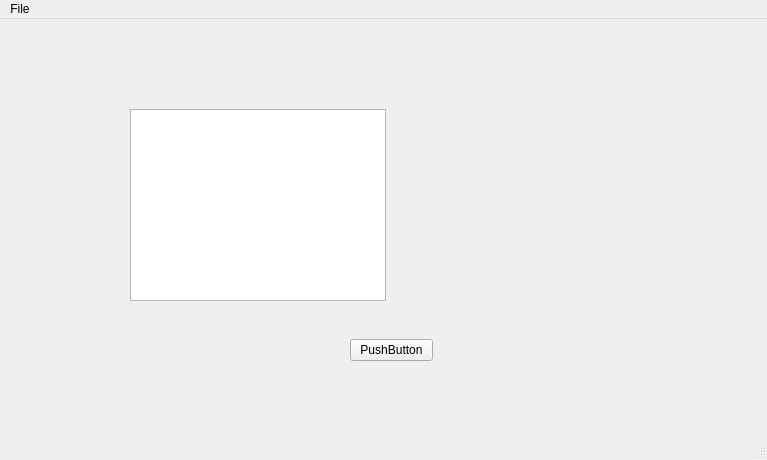
This is src/ui/mainwindow.ui in devfabiosilva/Solda as Qt 5 draws it before an edit. The edited form follows.
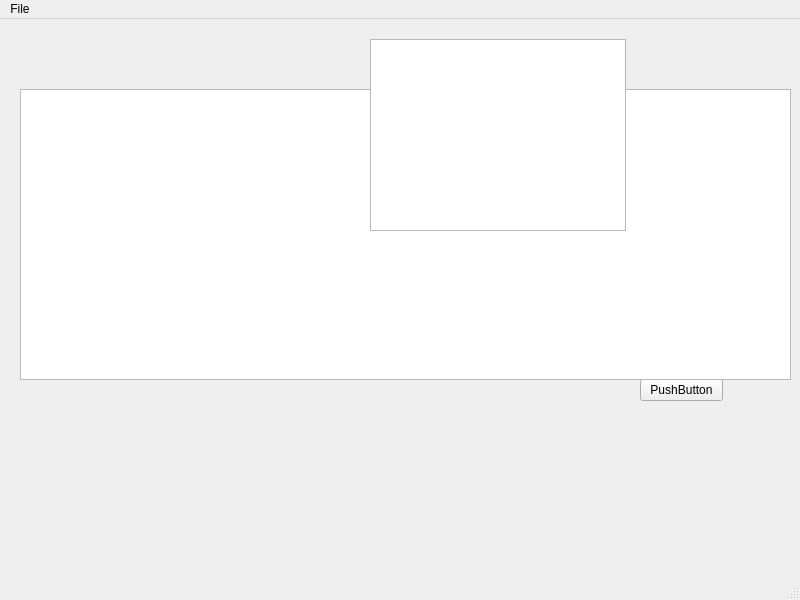
This is the edited form.

The edit to the form file:
```diff
--- a/src/ui/mainwindow.ui
+++ b/src/ui/mainwindow.ui
@@ -6,8 +6,8 @@
    <rect>
     <x>0</x>
     <y>0</y>
-    <width>767</width>
-    <height>460</height>
+    <width>800</width>
+    <height>600</height>
    </rect>
   </property>
   <property name="windowTitle">
@@ -17,8 +17,8 @@
    <widget class="QPushButton" name="pushButton">
     <property name="geometry">
      <rect>
-      <x>350</x>
-      <y>320</y>
+      <x>640</x>
+      <y>360</y>
       <width>83</width>
       <height>22</height>
      </rect>
@@ -30,8 +30,21 @@
    <widget class="QTableView" name="tableView">
     <property name="geometry">
      <rect>
-      <x>130</x>
-      <y>90</y>
+      <x>20</x>
+      <y>70</y>
+      <width>771</width>
+      <height>291</height>
+     </rect>
+    </property>
+    <property name="toolTip">
+     <string>&lt;html&gt;&lt;head/&gt;&lt;body&gt;&lt;p&gt;&lt;span style=&quot; font-size:18pt; font-weight:700;&quot;&gt;Lista de técnicos&lt;/span&gt;&lt;/p&gt;&lt;p&gt;&lt;br/&gt;&lt;/p&gt;&lt;p&gt;Lista técnicos, clientes e reparos&lt;/p&gt;&lt;/body&gt;&lt;/html&gt;</string>
+    </property>
+   </widget>
+   <widget class="QTreeView" name="treeView">
+    <property name="geometry">
+     <rect>
+      <x>370</x>
+      <y>20</y>
       <width>256</width>
       <height>192</height>
      </rect>
@@ -43,7 +56,7 @@
     <rect>
      <x>0</x>
      <y>0</y>
-     <width>767</width>
+     <width>800</width>
      <height>19</height>
     </rect>
    </property>
```
Left out of the diff: 12 changed lines with no effect on the pictures.
